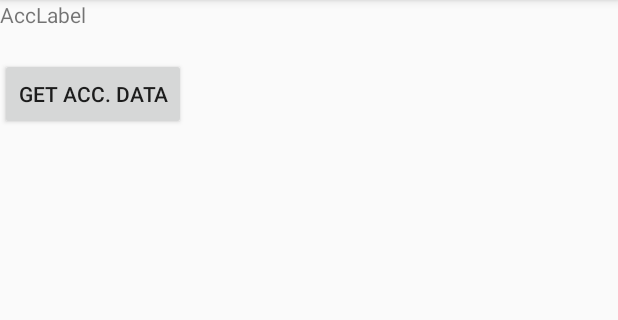
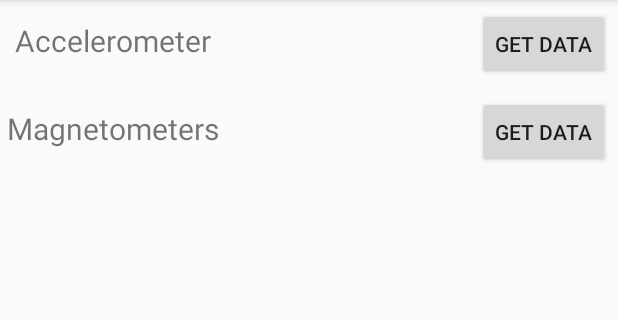
Before and after one commit to hirokiht/LetsDance, an Android app: the fragment SensorFragment shown on its own in the app's theme, on a phone screen of 412 x 824 dp, the part 84-404 px from its top. Run offline under Robolectric (Android 15) with nearby library versions, the phone set to English and light mode, and no system bars.

Commit message:
Uses anonymous class for BroadcastReceiver Added TextView to load sensor values

```diff
--- a/app/src/main/res/layout/fragment_sensor.xml
+++ b/app/src/main/res/layout/fragment_sensor.xml
@@ -1,23 +1,62 @@
-<LinearLayout xmlns:android="http://schemas.android.com/apk/res/android"
-    xmlns:tools="http://schemas.android.com/tools" android:layout_width="match_parent" android:layout_height="match_parent"
-    android:orientation="vertical" tools:context="tw.edu.ncku.letsdance.SensorFragment">
+<RelativeLayout xmlns:android="http://schemas.android.com/apk/res/android"
+    xmlns:tools="http://schemas.android.com/tools" android:layout_width="match_parent"
+    android:layout_height="wrap_content" tools:context="tw.edu.ncku.letsdance.SensorFragment">
 
     <TextView
         android:id="@+id/AccLabel"
-        android:text="AccLabel"
-        android:layout_width="match_parent"
-        android:layout_height="wrap_content" />
+        android:text="Accelerometer"
+        android:textSize="20sp"
+        android:layout_width="150sp"
+        android:gravity="center"
+        android:layout_height="wrap_content"
+        android:layout_alignBaseline="@+id/getAccButton"
+        android:layout_alignParentStart="true" />
+
     <TextView
         android:id="@+id/AccValLabel"
-        android:layout_width="match_parent"
-        android:layout_height="wrap_content" />
+        android:layout_width="wrap_content"
+        android:lines="3"
+        android:gravity="center"
+        android:layout_height="wrap_content"
+        android:layout_above="@+id/MagValLabel2"
+        android:layout_toEndOf="@+id/AccLabel" />
 
     <Button
+        android:id="@+id/getAccButton"
+        android:layout_margin="5sp"
         android:layout_width="wrap_content"
+        android:gravity="center"
+        android:text="Get Data"
         android:layout_height="wrap_content"
-        android:text="Get Acc. Data"
-        android:id="@+id/button"
-        android:layout_below="@+id/textView"
+        android:layout_alignParentTop="true"
+        android:layout_alignParentEnd="true" />
+    <TextView
+        android:id="@+id/MagLabel"
+        android:text="Magnetometers"
+        android:textSize="20sp"
+        android:layout_width="150sp"
+        android:gravity="center"
+        android:layout_height="wrap_content"
+        android:layout_alignBaseline="@+id/getMagButton"
         android:layout_alignParentStart="true" />
 
-</LinearLayout>
+    <TextView
+        android:id="@+id/MagValLabel"
+        android:layout_width="wrap_content"
+        android:lines="3"
+        android:gravity="center"
+        android:layout_height="wrap_content"
+        android:layout_alignBottom="@+id/getMagButton"
+        android:layout_toEndOf="@+id/MagLabel" />
+
+    <Button
+        android:id="@+id/getMagButton"
+        android:layout_margin="5sp"
+        android:layout_width="wrap_content"
+        android:gravity="center"
+        android:text="Get Data"
+        android:layout_height="wrap_content"
+        android:layout_below="@+id/getAccButton"
+        android:layout_alignParentEnd="true" />
+
+</RelativeLayout>
```
Also changed, not shown: app/src/main/java/tw/edu/ncku/letsdance/SensorFragment.java (+46 -22 lines).
